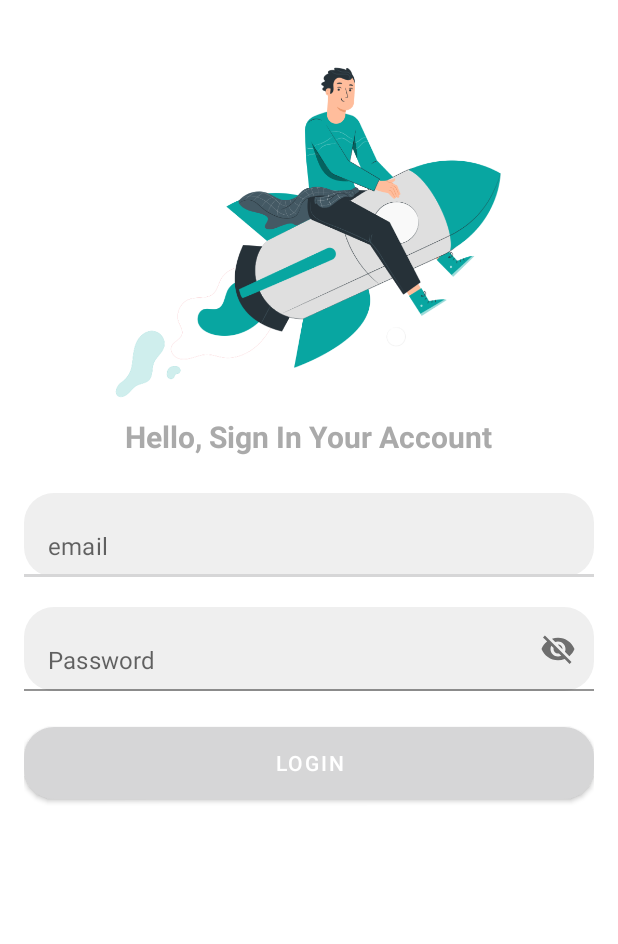
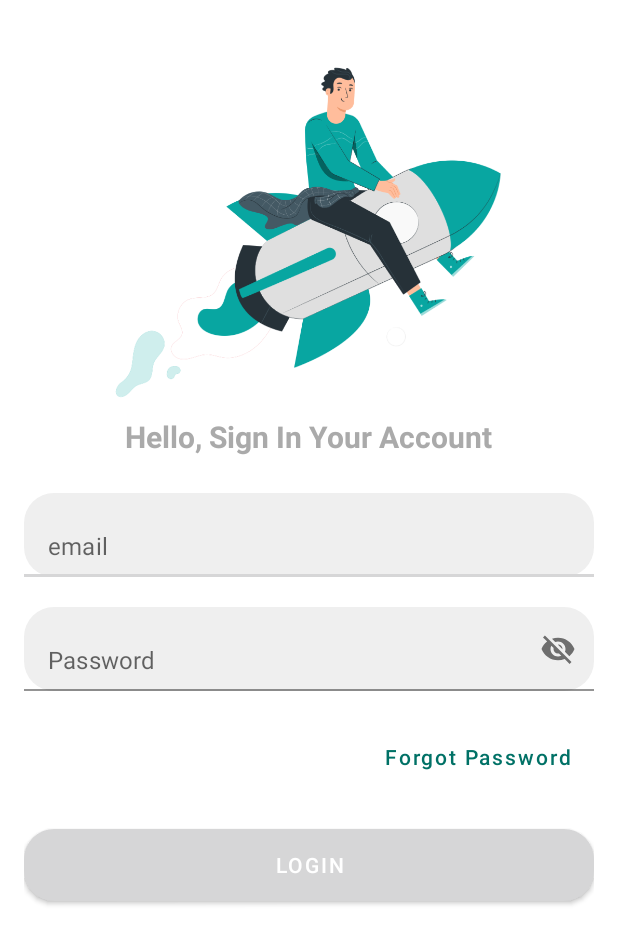
Before and after one commit to heavenguardians/dmia-android-live-attendance-app, an Android app: the layout activity_login.xml on its own in the app's theme, with its tools: preview values and no code run, on a phone screen of 412 x 824 dp. Shown: the top 944 px of the screen. Run offline under Robolectric (Android 15) with nearby library versions, the phone set to English and light mode, and no system bars.

Commit message:
ui: add forgot password page

```diff
--- a/app/src/main/AndroidManifest.xml
+++ b/app/src/main/AndroidManifest.xml
@@ -9,6 +9,9 @@
         android:roundIcon="@mipmap/ic_launcher_round"
         android:supportsRtl="true"
         android:theme="@style/Theme.LiveAttendanceApp">
+        <activity
+            android:name=".views.forgotpass.ForgotPasswordActivity"
+            android:exported="false" />
         <activity
             android:name=".views.login.LoginActivity"
             android:exported="false" />
--- a/app/src/main/res/layout/activity_login.xml
+++ b/app/src/main/res/layout/activity_login.xml
@@ -66,6 +66,17 @@
         </com.google.android.material.textfield.TextInputLayout>
 
         <Button
+            android:id="@+id/btn_forgot_password"
+            android:layout_width="wrap_content"
+            android:layout_height="wrap_content"
+            android:background="@android:color/transparent"
+            android:textAllCaps="false"
+            android:textColor="@color/colorPrimaryDark"
+            android:layout_gravity="end"
+            android:text="@string/forgot_password"
+            android:layout_marginTop="20dp"/>
+
+        <Button
             android:id="@+id/btn_login"
             android:layout_width="match_parent"
             android:layout_height="wrap_content"
--- a/app/src/main/res/values/strings.xml
+++ b/app/src/main/res/values/strings.xml
@@ -4,4 +4,5 @@
     <string name="email">email</string>
     <string name="password">Password</string>
     <string name="login">login</string>
+    <string name="forgot_password">Forgot Password</string>
 </resources>
```
Also changed, not shown: app/src/main/java/com/example/liveattendanceapp/views/forgotpass/ForgotPasswordActivity.kt (added, +24 -0 lines), app/src/main/res/layout/activity_forgot_password.xml (added, +61 -0 lines), app/src/main/res/values/styles.xml (added, +7 -0 lines).
